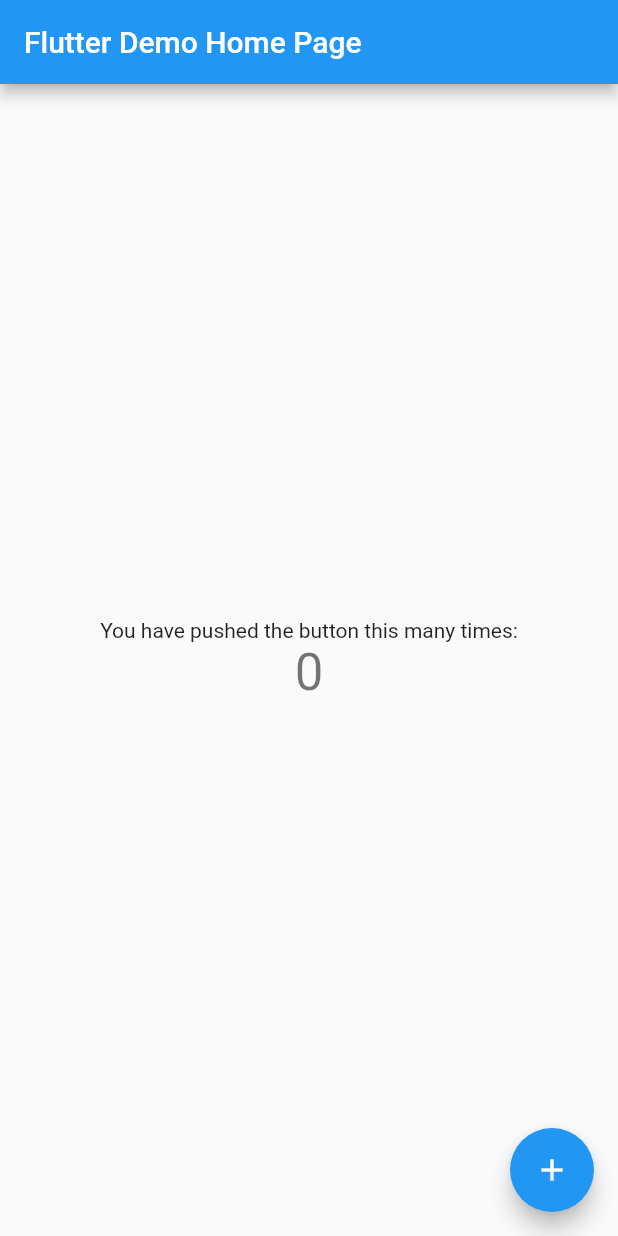
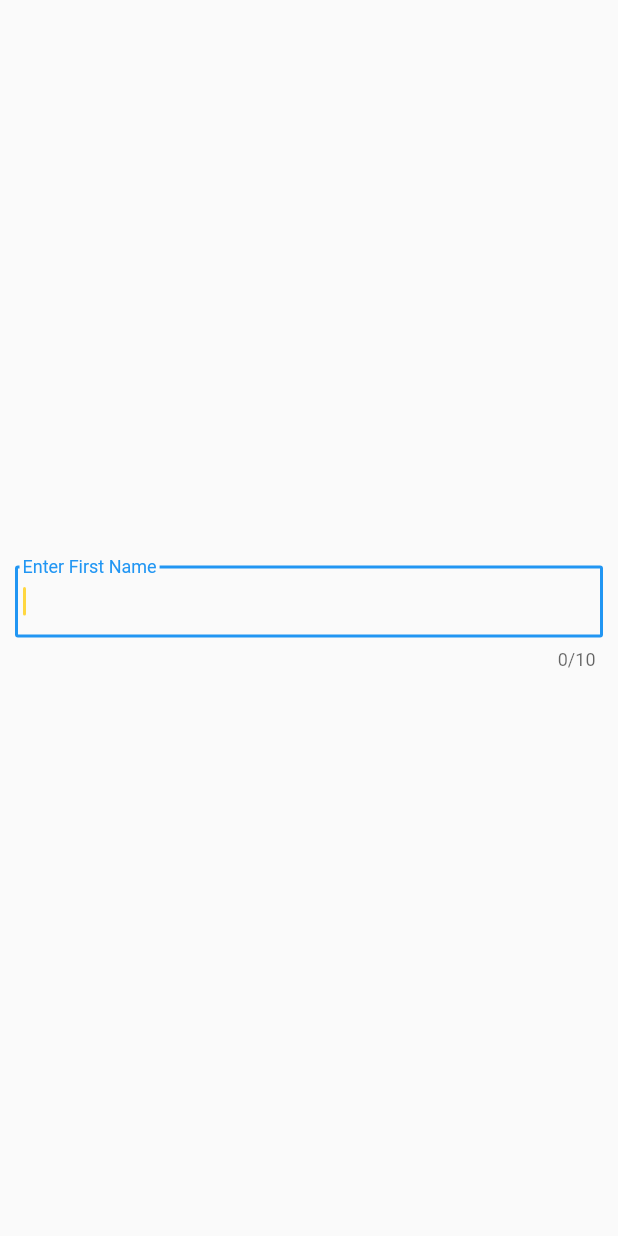
Before and after one commit to DivyaPrajapati09/flutter_basic_widgets, a Flutter app: the screen it shows after launch, on a phone screen of 412 x 824 dp. Run offline on Flutter 3.47's test engine with Material 2 defaults, Android fonts, the phone set to English and light mode, and no system bars.

Commit message:
TextInput demo

```diff
--- a/lib/main.dart
+++ b/lib/main.dart
@@ -1,111 +1,14 @@
 import 'package:flutter/material.dart';
+import 'package:flutter_basic_widgets/text_input.dart';
 
 void main() => runApp(MyApp());
 
 class MyApp extends StatelessWidget {
-  // This widget is the root of your application.
   @override
   Widget build(BuildContext context) {
     return MaterialApp(
       title: 'Flutter Demo',
-      theme: ThemeData(
-        // This is the theme of your application.
-        //
-        // Try running your application with "flutter run". You'll see the
-        // application has a blue toolbar. Then, without quitting the app, try
-        // changing the primarySwatch below to Colors.green and then invoke
-        // "hot reload" (press "r" in the console where you ran "flutter run",
-        // or simply save your changes to "hot reload" in a Flutter IDE).
-        // Notice that the counter didn't reset back to zero; the application
-        // is not restarted.
-        primarySwatch: Colors.blue,
-      ),
-      home: MyHomePage(title: 'Flutter Demo Home Page'),
+      home: TextInput(),
     );
   }
 }
-
-class MyHomePage extends StatefulWidget {
-  MyHomePage({Key key, this.title}) : super(key: key);
-
-  // This widget is the home page of your application. It is stateful, meaning
-  // that it has a State object (defined below) that contains fields that affect
-  // how it looks.
-
-  // This class is the configuration for the state. It holds the values (in this
-  // case the title) provided by the parent (in this case the App widget) and
-  // used by the build method of the State. Fields in a Widget subclass are
-  // always marked "final".
-
-  final String title;
-
-  @override
-  _MyHomePageState createState() => _MyHomePageState();
-}
-
-class _MyHomePageState extends State<MyHomePage> {
-  int _counter = 0;
-
-  void _incrementCounter() {
-    setState(() {
-      // This call to setState tells the Flutter framework that something has
-      // changed in this State, which causes it to rerun the build method below
-      // so that the display can reflect the updated values. If we changed
-      // _counter without calling setState(), then the build method would not be
-      // called again, and so nothing would appear to happen.
-      _counter++;
-    });
-  }
-
-  @override
-  Widget build(BuildContext context) {
-    // This method is rerun every time setState is called, for instance as done
-    // by the _incrementCounter method above.
-    //
-    // The Flutter framework has been optimized to make rerunning build methods
-    // fast, so that you can just rebuild anything that needs updating rather
-    // than having to individually change instances of widgets.
-    return Scaffold(
-      appBar: AppBar(
-        // Here we take the value from the MyHomePage object that was created by
-        // the App.build method, and use it to set our appbar title.
-        title: Text(widget.title),
-      ),
-      body: Center(
-        // Center is a layout widget. It takes a single child and positions it
-        // in the middle of the parent.
-        child: Column(
-          // Column is also a layout widget. It takes a list of children and
-          // arranges them vertically. By default, it sizes itself to fit its
-          // children horizontally, and tries to be as tall as its parent.
-          //
-          // Invoke "debug painting" (press "p" in the console, choose the
-          // "Toggle Debug Paint" action from the Flutter Inspector in Android
-          // Studio, or the "Toggle Debug Paint" command in Visual Studio Code)
-          // to see the wireframe for each widget.
-          //
-          // Column has various properties to control how it sizes itself and
-          // how it positions its children. Here we use mainAxisAlignment to
-          // center the children vertically; the main axis here is the vertical
-          // axis because Columns are vertical (the cross axis would be
-          // horizontal).
-          mainAxisAlignment: MainAxisAlignment.center,
-          children: <Widget>[
-            Text(
-              'You have pushed the button this many times:',
-            ),
-            Text(
-              '$_counter',
-              style: Theme.of(context).textTheme.display1,
-            ),
-          ],
-        ),
-      ),
-      floatingActionButton: FloatingActionButton(
-        onPressed: _incrementCounter,
-        tooltip: 'Increment',
-        child: Icon(Icons.add),
-      ), // This trailing comma makes auto-formatting nicer for build methods.
-    );
-  }
-}
--- /dev/null
+++ b/lib/text_input.dart
@@ -0,0 +1,38 @@
+import 'package:flutter/material.dart';
+
+class TextInput extends StatelessWidget {
+  @override
+  Widget build(BuildContext context) {
+    return Scaffold(
+      body: Center(
+          child: Container(
+        margin: EdgeInsets.all(10.0),
+        child:TextField(
+              autocorrect: true,
+              autofocus: true,
+              maxLength: 10,
+              maxLengthEnforced: true,
+              cursorColor: Colors.amberAccent,
+              cursorRadius: Radius.circular(2.0),
+              enabled: true,
+              decoration: InputDecoration(
+                  labelText: 'Enter First Name',
+                  //hintText: 'Enter text',
+                  errorBorder: OutlineInputBorder(
+                      borderRadius: BorderRadius.all(Radius.circular(3.0)),
+                      borderSide: BorderSide(color: Colors.red),
+                      gapPadding: 2.0),
+                  contentPadding: EdgeInsets.all(5.0),
+                  border: OutlineInputBorder(
+                    borderRadius: BorderRadius.all(Radius.circular(2.0)),
+                    gapPadding: 2.0,
+                  )),
+              keyboardAppearance: Brightness.light,
+              textCapitalization: TextCapitalization.words,
+              textAlign: TextAlign.justify,
+              textInputAction: TextInputAction.done,
+            ),
+      )),
+    );
+  }
+}
```
